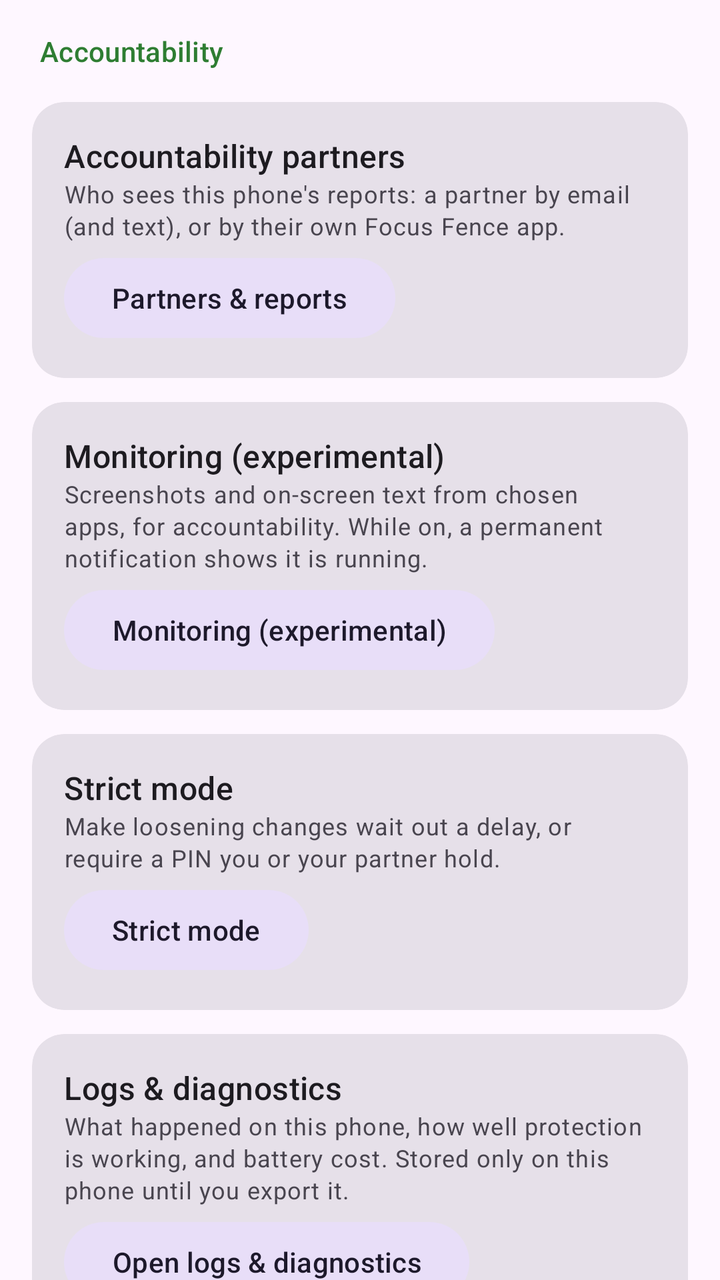
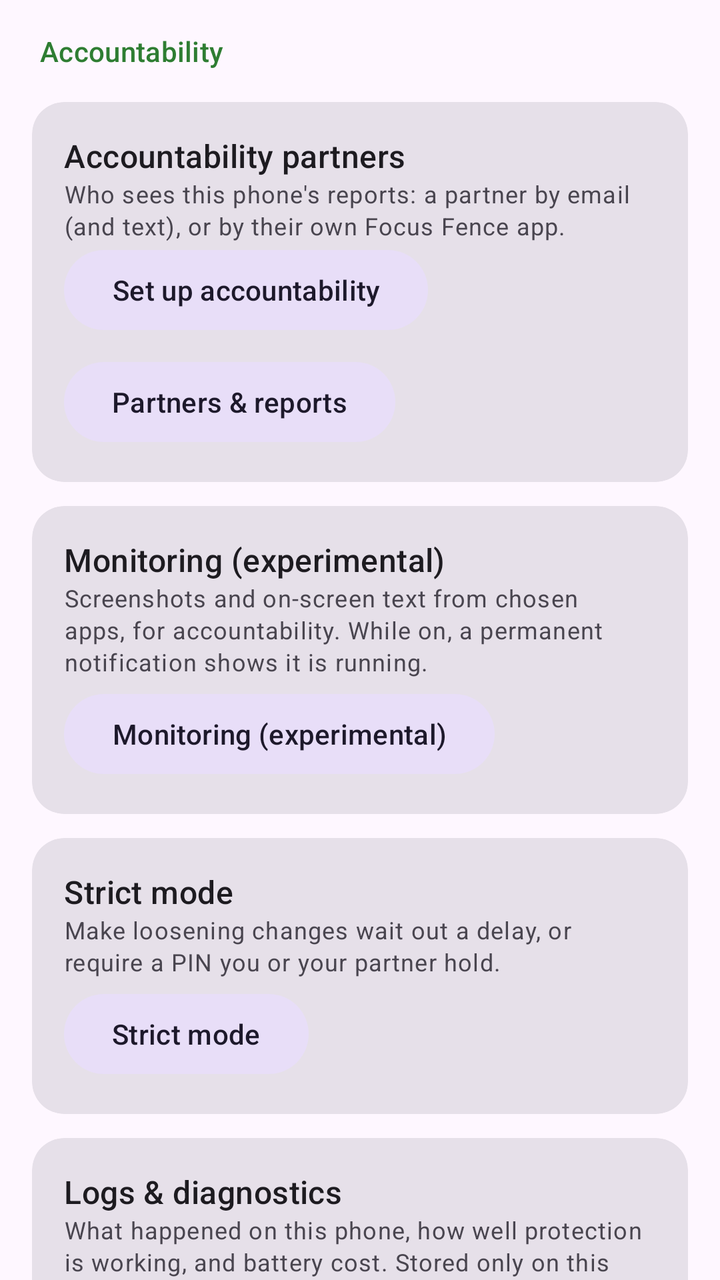

Two renders of the same Android screen: before a commit and after it. Below are the layout's source before the change and the commit's diff.
<!-- AndroidManifest.xml: application theme Theme.FocusFence -->
<!-- res/layout/fragment_settings.xml -->
<?xml version="1.0" encoding="utf-8"?>
<androidx.core.widget.NestedScrollView
    xmlns:android="http://schemas.android.com/apk/res/android"
    xmlns:app="http://schemas.android.com/apk/res-auto"
    android:layout_width="match_parent"
    android:layout_height="match_parent"
    android:fillViewport="true">

    <LinearLayout
        android:layout_width="match_parent"
        android:layout_height="wrap_content"
        android:orientation="vertical"
        android:padding="16dp">

        <TextView
            android:layout_width="match_parent"
            android:layout_height="wrap_content"
            android:layout_marginTop="0dp"
            android:layout_marginBottom="4dp"
            android:paddingHorizontal="4dp"
            android:text="@string/settings_group_accountability"
            android:textAppearance="?attr/textAppearanceLabelLarge"
            android:textColor="?attr/colorPrimary" />
        <com.google.android.material.card.MaterialCardView
            android:layout_width="match_parent"
            android:layout_height="wrap_content"
            android:layout_marginTop="12dp"
            app:cardCornerRadius="16dp"
            app:contentPadding="16dp">

            <LinearLayout
                android:layout_width="match_parent"
                android:layout_height="wrap_content"
                android:orientation="vertical">

                <TextView
                    android:layout_width="wrap_content"
                    android:layout_height="wrap_content"
                    android:text="@string/acc_title"
                    android:textAppearance="?attr/textAppearanceTitleMedium" />

                <TextView
                    android:layout_width="match_parent"
                    android:layout_height="wrap_content"
                    android:text="@string/acc_settings_summary"
                    android:textAppearance="?attr/textAppearanceBodySmall"
                    android:textColor="?attr/colorOnSurfaceVariant" />

                <Button
                    android:id="@+id/accountabilityButton"
                    style="@style/Widget.Material3.Button.TonalButton"
                    android:layout_width="wrap_content"
                    android:layout_height="wrap_content"
                    android:layout_marginTop="4dp"
                    android:text="@string/acc_open" />
            </LinearLayout>
        </com.google.android.material.card.MaterialCardView>

        <com.google.android.material.card.MaterialCardView
            android:layout_width="match_parent"
            android:layout_height="wrap_content"
            android:layout_marginTop="12dp"
            app:cardCornerRadius="16dp"
            app:contentPadding="16dp">

            <LinearLayout
                android:layout_width="match_parent"
                android:layout_height="wrap_content"
                android:orientation="vertical">

                <TextView
                    android:layout_width="wrap_content"
                    android:layout_height="wrap_content"
                    android:text="@string/monitor_title"
                    android:textAppearance="?attr/textAppearanceTitleMedium" />

                <TextView
                    android:layout_width="match_parent"
                    android:layout_height="wrap_content"
                    android:text="@string/monitor_settings_summary"
                    android:textAppearance="?attr/textAppearanceBodySmall"
                    android:textColor="?attr/colorOnSurfaceVariant" />

                <Button
                    android:id="@+id/monitoringButton"
                    style="@style/Widget.Material3.Button.TonalButton"
                    android:layout_width="wrap_content"
                    android:layout_height="wrap_content"
                    android:layout_marginTop="4dp"
                    android:text="@string/monitor_open" />
            </LinearLayout>
        </com.google.android.material.card.MaterialCardView>

        <com.google.android.material.card.MaterialCardView
            android:layout_width="match_parent"
            android:layout_height="wrap_content"
            android:layout_marginTop="12dp"
            app:cardCornerRadius="16dp"
            app:contentPadding="16dp">

            <LinearLayout
                android:layout_width="match_parent"
                android:layout_height="wrap_content"
                android:orientation="vertical">

                <TextView
                    android:layout_width="wrap_content"
                    android:layout_height="wrap_content"
                    android:text="@string/strict_title"
                    android:textAppearance="?attr/textAppearanceTitleMedium" />

                <TextView
                    android:layout_width="match_parent"
                    android:layout_height="wrap_content"
                    android:text="@string/strict_settings_summary"
                    android:textAppearance="?attr/textAppearanceBodySmall"
                    android:textColor="?attr/colorOnSurfaceVariant" />

                <Button
                    android:id="@+id/strictButton"
                    style="@style/Widget.Material3.Button.TonalButton"
                    android:layout_width="wrap_content"
                    android:layout_height="wrap_content"
                    android:layout_marginTop="4dp"
                    android:text="@string/strict_open" />
            </LinearLayout>
        </com.google.android.material.card.MaterialCardView>

        <com.google.android.material.card.MaterialCardView
            android:layout_width="match_parent"
            android:layout_height="wrap_content"
            android:layout_marginTop="12dp"
            app:cardCornerRadius="16dp"
            app:contentPadding="16dp">

            <LinearLayout
                android:layout_width="match_parent"
                android:layout_height="wrap_content"
                android:orientation="vertical">

                <TextView
                    android:layout_width="wrap_content"
                    android:layout_height="wrap_content"
                    android:text="@string/diag_title"
                    android:textAppearance="?attr/textAppearanceTitleMedium" />

                <TextView
                    android:layout_width="match_parent"
                    android:layout_height="wrap_content"
                    android:text="@string/diag_settings_summary"
                    android:textAppearance="?attr/textAppearanceBodySmall"
                    android:textColor="?attr/colorOnSurfaceVariant" />

                <Button
                    android:id="@+id/diagnosticsButton"
                    style="@style/Widget.Material3.Button.TonalButton"
                    android:layout_width="wrap_content"
                    android:layout_height="wrap_content"
                    android:layout_marginTop="4dp"
                    android:text="@string/diag_open" />

                <TextView
                    android:layout_width="match_parent"
                    android:layout_height="wrap_content"
                    android:layout_marginTop="16dp"
                    android:text="@string/owner_settings_summary"
                    android:textAppearance="?attr/textAppearanceBodySmall"
                    android:textColor="?attr/colorOnSurfaceVariant" />

                <Button
                    android:id="@+id/deviceOwnerButton"
                    style="@style/Widget.Material3.Button.TonalButton"
                    android:layout_width="wrap_content"
                    android:layout_height="wrap_content"
                    android:layout_marginTop="4dp"
                    android:text="@string/owner_open" />
            </LinearLayout>
        </com.google.android.material.card.MaterialCardView>

        <TextView
            android:layout_width="match_parent"
            android:layout_height="wrap_content"
            android:layout_marginTop="20dp"
            android:layout_marginBottom="4dp"
            android:paddingHorizontal="4dp"
            android:text="@string/settings_group_filtering"
            android:textAppearance="?attr/textAppearanceLabelLarge"
            android:textColor="?attr/colorPrimary" />
        <com.google.android.material.card.MaterialCardView
            android:layout_width="match_parent"
            android:layout_height="wrap_content"
            android:layout_marginTop="12dp"
            app:cardCornerRadius="16dp"
            app:contentPadding="16dp">

            <LinearLayout
                android:layout_width="match_parent"
                android:layout_height="wrap_content"
                android:orientation="vertical">

                <TextView
                    android:layout_width="wrap_content"
                    android:layout_height="wrap_content"
                    android:text="@string/dns_title"
                    android:textAppearance="?attr/textAppearanceTitleMedium" />

                <TextView
                    android:id="@+id/dnsSummary"
                    android:layout_width="match_parent"
                    android:layout_height="wrap_content"
                    android:textAppearance="?attr/textAppearanceBodySmall"
                    android:textColor="?attr/colorOnSurfaceVariant" />

                <Button
                    android:id="@+id/dnsButton"
                    style="@style/Widget.Material3.Button.TonalButton"
                    android:layout_width="wrap_content"
                    android:layout_height="wrap_content"
                    android:layout_marginTop="4dp"
                    android:text="@string/dns_change" />
            </LinearLayout>
        </com.google.android.material.card.MaterialCardView>

        <com.google.android.material.card.MaterialCardView
            android:layout_width="match_parent"
            android:layout_height="wrap_content"
            android:layout_marginTop="12dp"
            app:cardCornerRadius="16dp"
            app:contentPadding="16dp">

            <LinearLayout
                android:layout_width="match_parent"
                android:layout_height="wrap_content"
                android:orientation="vertical">

                <TextView
                    android:layout_width="wrap_content"
                    android:layout_height="wrap_content"
                    android:text="@string/categories_title"
                    android:textAppearance="?attr/textAppearanceTitleMedium" />

                <TextView
                    android:layout_width="match_parent"
                    android:layout_height="wrap_content"
                    android:text="@string/categories_settings_summary"
                    android:textAppearance="?attr/textAppearanceBodySmall"
                    android:textColor="?attr/colorOnSurfaceVariant" />

                <Button
                    android:id="@+id/categoriesButton"
                    style="@style/Widget.Material3.Button.TonalButton"
                    android:layout_width="wrap_content"
                    android:layout_height="wrap_content"
                    android:layout_marginTop="4dp"
                    android:text="@string/categories_open" />
            </LinearLayout>
        </com.google.android.material.card.MaterialCardView>

        <com.google.android.material.card.MaterialCardView
            android:layout_width="match_parent"
            android:layout_height="wrap_content"
            android:layout_marginTop="8dp"
            app:cardCornerRadius="16dp"
            app:contentPadding="16dp">

            <LinearLayout
                android:layout_width="match_parent"
                android:layout_height="wrap_content"
                android:orientation="vertical">

                <LinearLayout
                    android:layout_width="match_parent"
                    android:layout_height="wrap_content"
                    android:gravity="center_vertical"
                    android:orientation="horizontal">

                    <TextView
                        android:layout_width="0dp"
                        android:layout_height="wrap_content"
                        android:layout_weight="1"
                        android:text="@string/adblock_label"
                        android:textAppearance="?attr/textAppearanceTitleMedium" />

                    <com.google.android.material.materialswitch.MaterialSwitch
                        android:id="@+id/adSwitch"
                        android:layout_width="wrap_content"
                        android:layout_height="wrap_content" />
                </LinearLayout>

                <LinearLayout
                    android:layout_width="match_parent"
                    android:layout_height="wrap_content"
                    android:gravity="center_vertical"
                    android:orientation="horizontal">

                    <TextView
                        android:id="@+id/adStatusText"
                        android:layout_width="0dp"
                        android:layout_height="wrap_content"
                        android:layout_weight="1"
                        android:text="@string/adlist_none"
                        android:textAppearance="?attr/textAppearanceBodySmall"
                        android:textColor="?attr/colorOnSurfaceVariant" />

                    <Button
                        android:id="@+id/adUpdateButton"
                        style="@style/Widget.Material3.Button.TextButton"
                        android:layout_width="wrap_content"
                        android:layout_height="wrap_content"
                        android:text="@string/adlist_update" />
                </LinearLayout>
            </LinearLayout>
        </com.google.android.material.card.MaterialCardView>

        <com.google.android.material.card.MaterialCardView
            android:layout_width="match_parent"
            android:layout_height="wrap_content"
            android:layout_marginTop="12dp"
            app:cardCornerRadius="16dp"
            app:contentPadding="16dp">

            <LinearLayout
                android:layout_width="match_parent"
                android:layout_height="wrap_content"
                android:orientation="vertical">

                <TextView
                    android:layout_width="wrap_content"
                    android:layout_height="wrap_content"
                    android:text="@string/section_service_label"
                    android:textAppearance="?attr/textAppearanceTitleMedium" />

                <TextView
                    android:id="@+id/accessibilityStatusText"
                    android:layout_width="match_parent"
                    android:layout_height="wrap_content"
                    android:textAppearance="?attr/textAppearanceBodySmall"
                    android:textColor="?attr/colorOnSurfaceVariant" />

                <Button
                    android:id="@+id/accessibilityButton"
                    style="@style/Widget.Material3.Button.TextButton"
                    android:layout_width="wrap_content"
                    android:layout_height="wrap_content"
                    android:text="@string/settings_accessibility_button" />

                <Button
                    android:id="@+id/excludedAppsButton"
                    style="@style/Widget.Material3.Button.TonalButton"
                    android:layout_width="wrap_content"
                    android:layout_height="wrap_content"
                    android:layout_marginTop="4dp"
                    android:text="@string/excluded_apps_button" />
            </LinearLayout>
        </com.google.android.material.card.MaterialCardView>

        <Button
            android:id="@+id/guideButton"
            style="@style/Widget.Material3.Button.TextButton"
            android:layout_width="wrap_content"
            android:layout_height="wrap_content"
            android:layout_marginTop="12dp"
            android:text="@string/settings_guide" />
    </LinearLayout>
</androidx.core.widget.NestedScrollView>
<!-- resources referenced by this layout -->
<resources>
  <string name="acc_open">Partners &amp; reports</string>
  <string name="acc_settings_summary">Who sees this phone\'s reports: a partner by email (and text), or by their own Focus Fence app.</string>
  <string name="acc_title">Accountability partners</string>
  <string name="adblock_label">Block ads &amp; trackers</string>
  <string name="adlist_none">No filter list downloaded yet</string>
  <string name="adlist_update">Update</string>
  <string name="categories_open">Categories &amp; allowlist</string>
  <string name="categories_settings_summary">Curated blocklist bundles: security and bypass protection on by default, with adult, gambling and more you can switch on.</string>
  <string name="categories_title">Categories &amp; allowlist</string>
  <string name="diag_open">Open logs &amp; diagnostics</string>
  <string name="diag_settings_summary">What happened on this phone, how well protection is working, and battery cost. Stored only on this phone until you export it.</string>
  <string name="diag_title">Logs &amp; diagnostics</string>
  <string name="dns_change">Change</string>
  <string name="dns_title">DNS server</string>
  <string name="excluded_apps_button">VPN exclusions (%1$d)</string>
  <string name="monitor_open">Monitoring (experimental)</string>
  <string name="monitor_settings_summary">Screenshots and on-screen text from chosen apps, for accountability. While on, a permanent notification shows it is running.</string>
  <string name="monitor_title">Monitoring (experimental)</string>
  <string name="owner_open">Uninstall protection</string>
  <string name="owner_settings_summary">One tap, like Ever Accountable: uninstalling Focus Fence then needs a deliberate extra step, and it\'s recorded. Advanced (optional, needs adb): device owner mode adds always-on VPN, locked settings and OS-level app blocking.</string>
  <string name="section_service_label">App &amp; section blocking</string>
  <string name="settings_accessibility_button">Open accessibility settings</string>
  <string name="settings_group_accountability">Accountability</string>
  <string name="settings_group_filtering">Filtering</string>
  <string name="settings_guide">Open the guide</string>
  <string name="strict_open">Strict mode</string>
  <string name="strict_settings_summary">Make loosening changes wait out a delay, or require a PIN you or your partner hold.</string>
  <string name="strict_title">Strict mode</string>
  <style name="Theme.FocusFence" parent="Theme.Material3.DayNight.NoActionBar">
          <item name="colorPrimary">@color/brand_primary</item>
          
          <item name="materialCardViewStyle">@style/Widget.Material3.CardView.Filled</item>
          
          <item name="android:statusBarColor">?attr/colorSurface</item>
          <item name="android:navigationBarColor">?attr/colorSurface</item>
          <item name="android:windowLightStatusBar">true</item>
      </style>
  <color name="brand_primary">#2E7D32</color>
</resources>

<!-- the commit's change to res/layout/fragment_settings.xml (unified diff, before → after) -->
@@ -45,6 +45,14 @@
                     android:text="@string/acc_settings_summary"
                     android:textAppearance="?attr/textAppearanceBodySmall"
                     android:textColor="?attr/colorOnSurfaceVariant" />
+
+                <Button
+                    android:id="@+id/setupButton"
+                    style="@style/Widget.Material3.Button.TonalButton"
+                    android:layout_width="wrap_content"
+                    android:layout_height="wrap_content"
+                    android:layout_marginBottom="4dp"
+                    android:text="@string/setup_title" />
 
                 <Button
                     android:id="@+id/accountabilityButton"
<!-- resource entries referenced after the edit -->
@@ -25,6 +25,7 @@
   <string name="settings_group_accountability">Accountability</string>
   <string name="settings_group_filtering">Filtering</string>
   <string name="settings_guide">Open the guide</string>
+  <string name="setup_title">Set up accountability</string>
   <string name="strict_open">Strict mode</string>
   <string name="strict_settings_summary">Make loosening changes wait out a delay, or require a PIN you or your partner hold.</string>
   <string name="strict_title">Strict mode</string>
